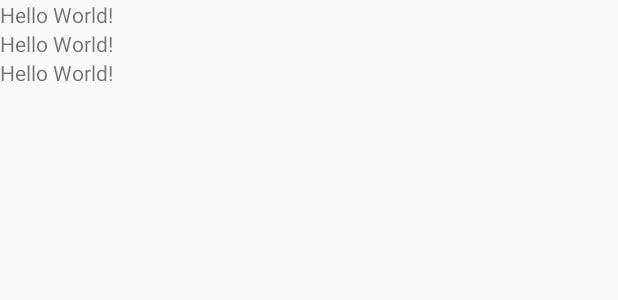
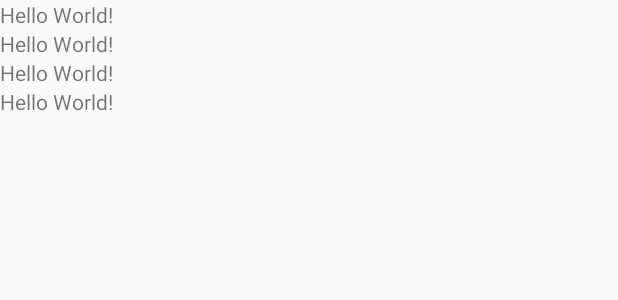
Before and after one commit to MeteorSis/HelloWorld, an Android app: the layout activity_main.xml on its own in the app's theme, with its tools: preview values and no code run, on a phone screen of 412 x 824 dp. Shown: the top 300 px of the screen. Run offline under Robolectric (Android 15) with nearby library versions, the phone set to English and light mode, and no system bars.

```diff
--- a/app/src/main/res/layout/activity_main.xml
+++ b/app/src/main/res/layout/activity_main.xml
@@ -19,4 +19,9 @@
         android:layout_height="wrap_content"
         android:text="Hello World!"
         android:id="@+id/tv3"/>
+    <TextView
+        android:layout_width="wrap_content"
+        android:layout_height="wrap_content"
+        android:text="Hello World!"
+        android:id="@+id/tv4"/>
 </LinearLayout>
```
Also changed, not shown: 1 other file.
